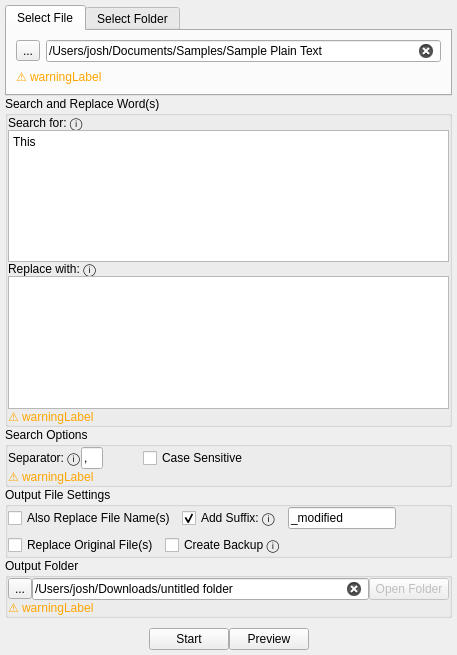
Qt form mainwindow.ui (js-lm/Simple-Word-Replacer) before a commit.
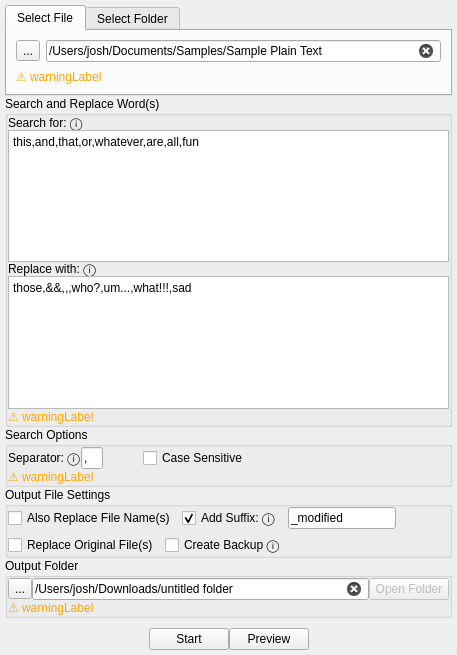
The same form after that commit. Icons and pictures are not drawn. Custom widgets are drawn as their Qt base class.

The edit to the form file:
```diff
--- a/mainwindow.ui
+++ b/mainwindow.ui
@@ -209,7 +209,7 @@
             <enum>Qt::FocusPolicy::ClickFocus</enum>
            </property>
            <property name="plainText">
-            <string>This</string>
+            <string>this,and,that,or,whatever,are,all,fun</string>
            </property>
            <property name="placeholderText">
             <string>e.g., knowledge,voilà,serendipity,a journey of a thousand miles begins with a single step</string>
@@ -239,7 +239,7 @@
             <enum>Qt::FocusPolicy::ClickFocus</enum>
            </property>
            <property name="plainText">
-            <string/>
+            <string>those,&amp;&amp;,,,who?,um...,what!!!,sad</string>
            </property>
            <property name="placeholderText">
             <string>e.g., insight,there it is,happy accident,an odyssey of infinite strides starts with one footstep</string>
```
